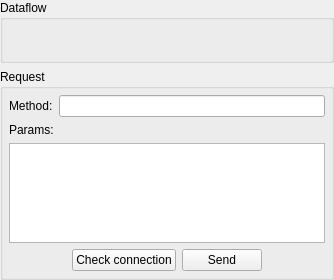
ekushko/qt-vxlan-mtd, file src/VMTD/VMTD/protocol/host/VMTDHostProtocolHandlerForm.ui: the form before one commit.
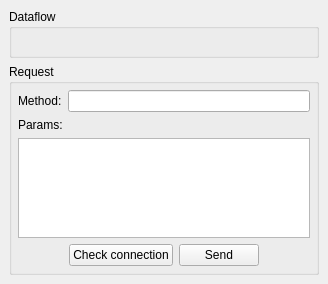
The form after the commit.

```diff
--- a/src/VMTD/VMTD/protocol/host/VMTDHostProtocolHandlerForm.ui
+++ b/src/VMTD/VMTD/protocol/host/VMTDHostProtocolHandlerForm.ui
@@ -6,8 +6,8 @@
    <rect>
     <x>0</x>
     <y>0</y>
-    <width>334</width>
-    <height>280</height>
+    <width>328</width>
+    <height>284</height>
    </rect>
   </property>
   <property name="windowTitle">
@@ -15,16 +15,16 @@
   </property>
   <layout class="QVBoxLayout" name="verticalLayout_2">
    <property name="leftMargin">
-    <number>0</number>
+    <number>9</number>
    </property>
    <property name="topMargin">
-    <number>0</number>
+    <number>9</number>
    </property>
    <property name="rightMargin">
-    <number>0</number>
+    <number>9</number>
    </property>
    <property name="bottomMargin">
-    <number>0</number>
+    <number>9</number>
    </property>
    <item>
     <widget class="QGroupBox" name="gbProtocolHandler">
```
